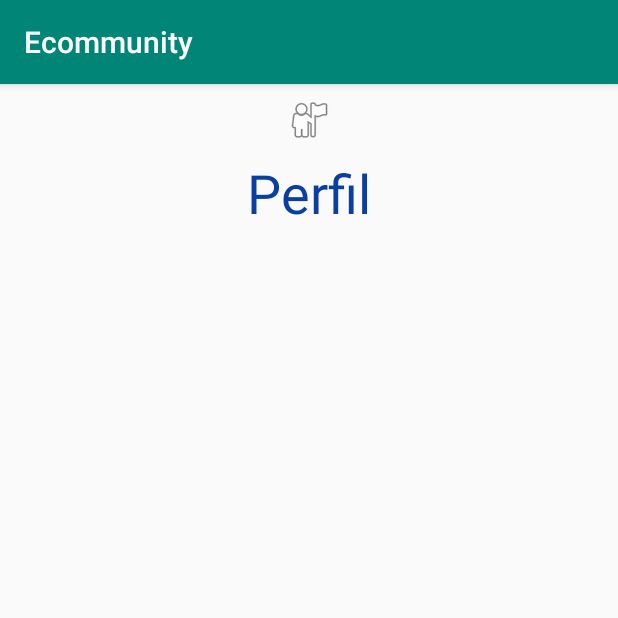
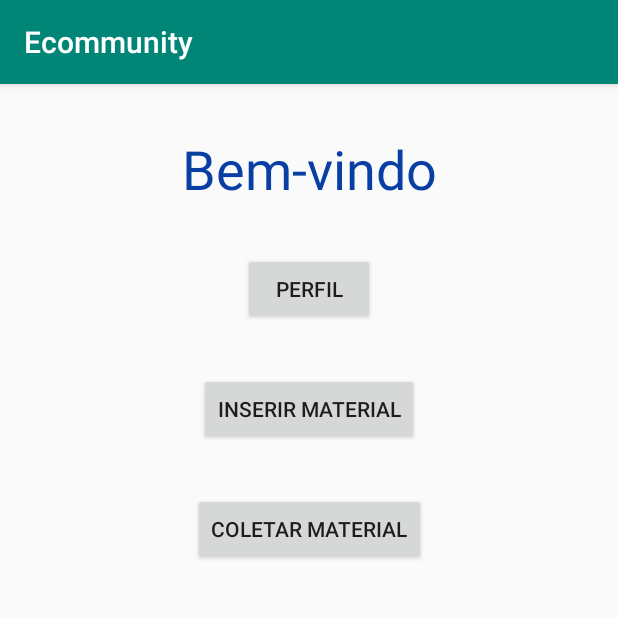
Before and after one commit to JardelPasturczak/Ecommunity, an Android app: the screen it shows after launch (PerfilActivity before the commit, TelaInicialActivity after it), after a tap on "ENTRAR", on a phone screen of 412 x 824 dp, the top half of it. Run offline under Robolectric (Android 15) with nearby library versions, the phone set to English and light mode, and no system bars.

Commit message:
Criação da TELA INICIAL e fluxo de navegação até o perfil

```diff
--- a/app/src/main/AndroidManifest.xml
+++ b/app/src/main/AndroidManifest.xml
@@ -9,7 +9,8 @@
         android:roundIcon="@mipmap/ic_launcher_round"
         android:supportsRtl="true"
         android:theme="@style/AppTheme">
-        <activity android:name=".PerfilActivity"></activity>
+        <activity android:name=".TelaInicialActivity"></activity>
+        <activity android:name=".PerfilActivity" />
         <activity android:name=".CriarUsuarioActivity" />
         <activity android:name=".MainActivity">
             <intent-filter>
--- a/app/src/main/java/com/example/ecommunity/MainActivity.java
+++ b/app/src/main/java/com/example/ecommunity/MainActivity.java
@@ -28,7 +28,7 @@
         bt_login_entrar.setOnClickListener(new View.OnClickListener() {
             @Override
             public void onClick(View v) {
-                Intent i = new Intent(MainActivity.this, PerfilActivity.class);
+                Intent i = new Intent(MainActivity.this, TelaInicialActivity.class);
                 startActivity(i);
             }
         });
--- /dev/null
+++ b/app/src/main/java/com/example/ecommunity/TelaInicialActivity.java
@@ -0,0 +1,35 @@
+package com.example.ecommunity;
+
+import androidx.appcompat.app.AppCompatActivity;
+
+import android.content.Intent;
+import android.os.Bundle;
+import android.view.View;
+import android.widget.Button;
+
+public class TelaInicialActivity extends AppCompatActivity {
+
+    Button bt_inicial_perfil, bt_inicial_inserirMaterial, bt_inicial_coletarMaterial;
+
+    @Override
+    protected void onCreate(Bundle savedInstanceState) {
+        super.onCreate(savedInstanceState);
+        setContentView(R.layout.activity_tela_inicial);
+
+        bt_inicial_perfil = (Button) findViewById(R.id.bt_inicial_perfil);
+        bt_inicial_inserirMaterial = (Button) findViewById(R.id.bt_inicial_inserirMaterial);
+        bt_inicial_coletarMaterial = (Button) findViewById(R.id.bt_inicial_coletarMaterial);
+
+        bt_inicial_perfil.setOnClickListener(new View.OnClickListener() {
+            @Override
+            public void onClick(View v) {
+                Intent i = new Intent(TelaInicialActivity.this, PerfilActivity.class);
+                startActivity(i);
+            }
+        });
+
+
+
+
+    }
+}
--- /dev/null
+++ b/app/src/main/res/layout/activity_tela_inicial.xml
@@ -0,0 +1,59 @@
+<?xml version="1.0" encoding="utf-8"?>
+<androidx.constraintlayout.widget.ConstraintLayout xmlns:android="http://schemas.android.com/apk/res/android"
+    xmlns:app="http://schemas.android.com/apk/res-auto"
+    xmlns:tools="http://schemas.android.com/tools"
+    android:layout_width="match_parent"
+    android:layout_height="match_parent"
+    tools:context=".TelaInicialActivity">
+
+    <TextView
+        android:id="@+id/textView5"
+        android:layout_width="wrap_content"
+        android:layout_height="wrap_content"
+        android:layout_marginStart="8dp"
+        android:layout_marginTop="32dp"
+        android:layout_marginEnd="8dp"
+        android:text="Bem-vindo"
+        android:textColor="@color/colorAccent"
+        android:textSize="36sp"
+        app:layout_constraintEnd_toEndOf="parent"
+        app:layout_constraintStart_toStartOf="parent"
+        app:layout_constraintTop_toTopOf="parent" />
+
+    <Button
+        android:id="@+id/bt_inicial_perfil"
+        android:layout_width="wrap_content"
+        android:layout_height="wrap_content"
+        android:layout_marginStart="8dp"
+        android:layout_marginTop="32dp"
+        android:layout_marginEnd="8dp"
+        android:text="Perfil"
+        app:layout_constraintEnd_toEndOf="parent"
+        app:layout_constraintStart_toStartOf="parent"
+        app:layout_constraintTop_toBottomOf="@+id/textView5" />
+
+    <Button
+        android:id="@+id/bt_inicial_inserirMaterial"
+        android:layout_width="wrap_content"
+        android:layout_height="wrap_content"
+        android:layout_marginStart="8dp"
+        android:layout_marginTop="32dp"
+        android:layout_marginEnd="8dp"
+        android:text="Inserir material"
+        app:layout_constraintEnd_toEndOf="parent"
+        app:layout_constraintStart_toStartOf="parent"
+        app:layout_constraintTop_toBottomOf="@+id/bt_inicial_perfil" />
+
+    <Button
+        android:id="@+id/bt_inicial_coletarMaterial"
+        android:layout_width="wrap_content"
+        android:layout_height="wrap_content"
+        android:layout_marginStart="8dp"
+        android:layout_marginTop="32dp"
+        android:layout_marginEnd="8dp"
+        android:text="Coletar material"
+        app:layout_constraintEnd_toEndOf="parent"
+        app:layout_constraintStart_toStartOf="parent"
+        app:layout_constraintTop_toBottomOf="@+id/bt_inicial_inserirMaterial" />
+
+</androidx.constraintlayout.widget.ConstraintLayout>
```
